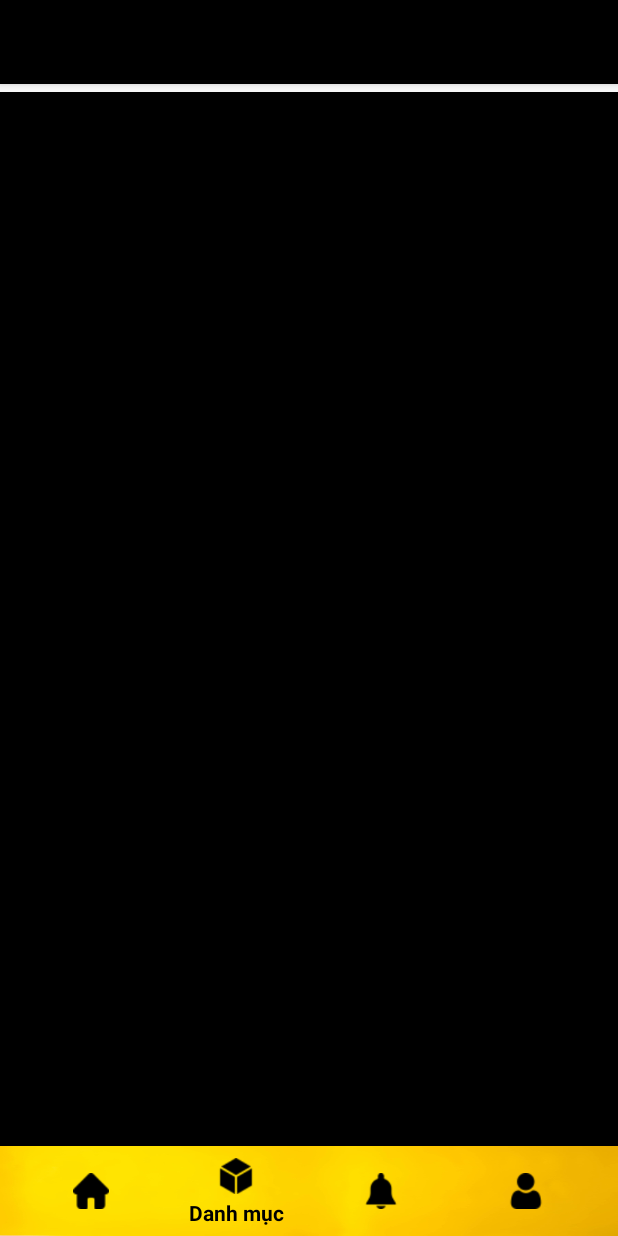
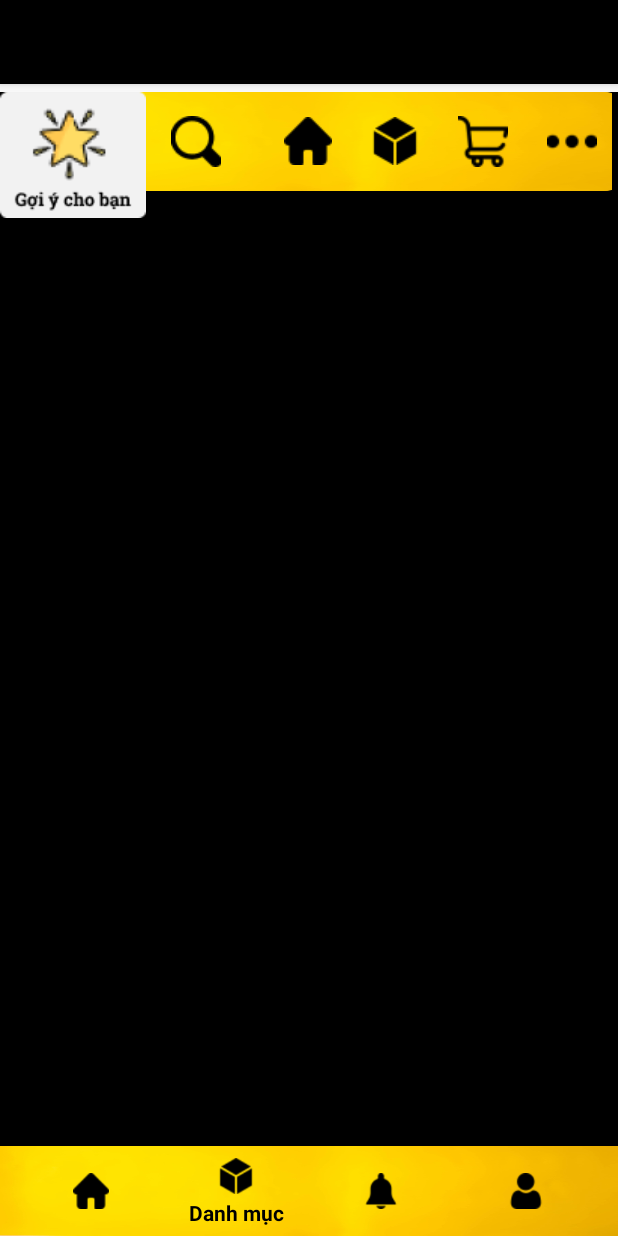
Before and after one commit to minhthuan-rgb/LTDD_TH71_Nhom5, an Android app: the CategoryFragment screen opened through its navigation route, on a phone screen of 412 x 824 dp. Run offline under Robolectric (Android 15) with nearby library versions, the phone set to English and light mode, and no system bars; our stand-ins replace navigation-ui.

Commit message:
PersonalUI(2)

```diff
--- a/app/src/main/res/layout/fragment_category.xml
+++ b/app/src/main/res/layout/fragment_category.xml
@@ -6,18 +6,70 @@
     android:layout_height="match_parent"
     tools:context=".ui.category.CategoryFragment">
 
-    <TextView
-        android:id="@+id/text_category"
-        android:layout_width="match_parent"
-        android:layout_height="wrap_content"
-        android:layout_marginStart="8dp"
-        android:layout_marginTop="8dp"
-        android:layout_marginEnd="8dp"
-        android:textAlignment="center"
-        android:textSize="20sp"
-        app:layout_constraintBottom_toBottomOf="parent"
+    <LinearLayout
+        android:id="@+id/linearLayout2"
+        android:layout_width="404dp"
+        android:layout_height="66dp"
+        android:orientation="horizontal"
+        android:background="@drawable/chunhat"
         app:layout_constraintEnd_toEndOf="parent"
         app:layout_constraintStart_toStartOf="parent"
-        app:layout_constraintTop_toTopOf="parent"
-        android:gravity="center_horizontal" />
+        app:layout_constraintTop_toTopOf="parent">
+
+        <TextView
+            android:id="@+id/textView9"
+            android:layout_width="94dp"
+            android:layout_height="66dp"
+            android:layout_weight="1"
+            android:drawableLeft="@drawable/ui"
+            android:paddingLeft="15dp" />
+
+        <TextView
+            android:id="@+id/textView10"
+            android:layout_width="wrap_content"
+            android:layout_height="66dp"
+            android:layout_weight="1"
+            android:drawableLeft="@drawable/loupe"
+            android:paddingRight="10dp"/>/>
+
+        <TextView
+            android:id="@+id/textView11"
+            android:layout_width="wrap_content"
+            android:layout_height="66dp"
+            android:layout_weight="1"
+            android:drawableRight="@drawable/home"
+            android:paddingRight="10dp"/>/>
+
+        <TextView
+            android:id="@+id/textView12"
+            android:layout_width="wrap_content"
+            android:layout_height="66dp"
+            android:layout_weight="1"
+            android:drawableRight="@drawable/category"
+            android:paddingRight="10dp"/>/>
+
+        <TextView
+            android:id="@+id/textView13"
+            android:layout_width="wrap_content"
+            android:layout_height="66dp"
+            android:layout_weight="1"
+            android:drawableRight="@drawable/cartwhite"
+            android:paddingRight="10dp"/>/>
+
+        <TextView
+            android:id="@+id/textView14"
+            android:layout_width="wrap_content"
+            android:layout_height="66dp"
+            android:layout_weight="1"
+            android:drawableRight="@drawable/menu"
+            android:paddingRight="10dp"/>
+    </LinearLayout>
+
+    <ImageView
+        android:id="@+id/imageView2"
+        android:layout_width="wrap_content"
+        android:layout_height="wrap_content"
+        android:src="@drawable/category_suggest"
+        tools:layout_editor_absoluteX="34dp"
+        tools:layout_editor_absoluteY="92dp" />
 </androidx.constraintlayout.widget.ConstraintLayout>
--- a/app/src/main/res/layout/fragment_personal.xml
+++ b/app/src/main/res/layout/fragment_personal.xml
@@ -28,6 +28,7 @@
         android:layout_gravity="center"
         android:drawableLeft="@drawable/communications"
         android:drawableRight="@drawable/multimedia_option"
+        android:drawableBottom="@drawable/Line"
         android:gravity="center"
         android:text="Nhận xét của tôi"
         android:textColor="#000000"
@@ -47,6 +48,7 @@
         android:layout_gravity="center"
         android:drawableLeft="@drawable/fashion"
         android:drawableRight="@drawable/multimedia_option"
+        android:drawableBottom="@drawable/Line"
         android:gravity="center"
         android:text="Sản phẩm mua sau"
         android:textColor="#000000"
@@ -66,6 +68,7 @@
         android:layout_gravity="center"
         android:drawableLeft="@drawable/love_and_romance"
         android:drawableRight="@drawable/multimedia_option"
+        android:drawableBottom="@drawable/Line"
         android:gravity="center"
         android:text="Sản phẩm yêu thích"
         android:textColor="#000000"
@@ -85,6 +88,7 @@
         android:layout_gravity="center"
         android:drawableLeft="@drawable/eye"
         android:drawableRight="@drawable/multimedia_option"
+        android:drawableBottom="@drawable/Line"
         android:gravity="center"
         android:text="Sản phẩm đã xem"
         android:textColor="#000000"
@@ -104,6 +108,7 @@
         android:layout_gravity="center"
         android:drawableLeft="@drawable/cartblack"
         android:drawableRight="@drawable/multimedia_option"
+        android:drawableBottom="@drawable/Line"
         android:gravity="center"
         android:text="Sản phẩm đã mua"
         android:textColor="#000000"
@@ -123,6 +128,7 @@
         android:layout_gravity="center"
         android:drawableLeft="@drawable/tools_and_utensils"
         android:drawableRight="@drawable/multimedia_option"
+        android:drawableBottom="@drawable/Line"
         android:paddingLeft="15dp"
         android:paddingRight="15dp"
         android:gravity="center"
@@ -161,6 +167,7 @@
             android:layout_gravity="center"
             android:drawableLeft="@drawable/settings"
             android:drawableRight="@drawable/multimedia_option"
+            android:drawableBottom="@drawable/Line"
             android:gravity="center"
             android:text="Cài đặt"
             android:textColor="#000000"
```
Also changed, not shown: app/src/main/res/drawable/Line.png (added), app/src/main/res/drawable/category_bg.png (added), app/src/main/res/drawable/category_suggest.png (added).
